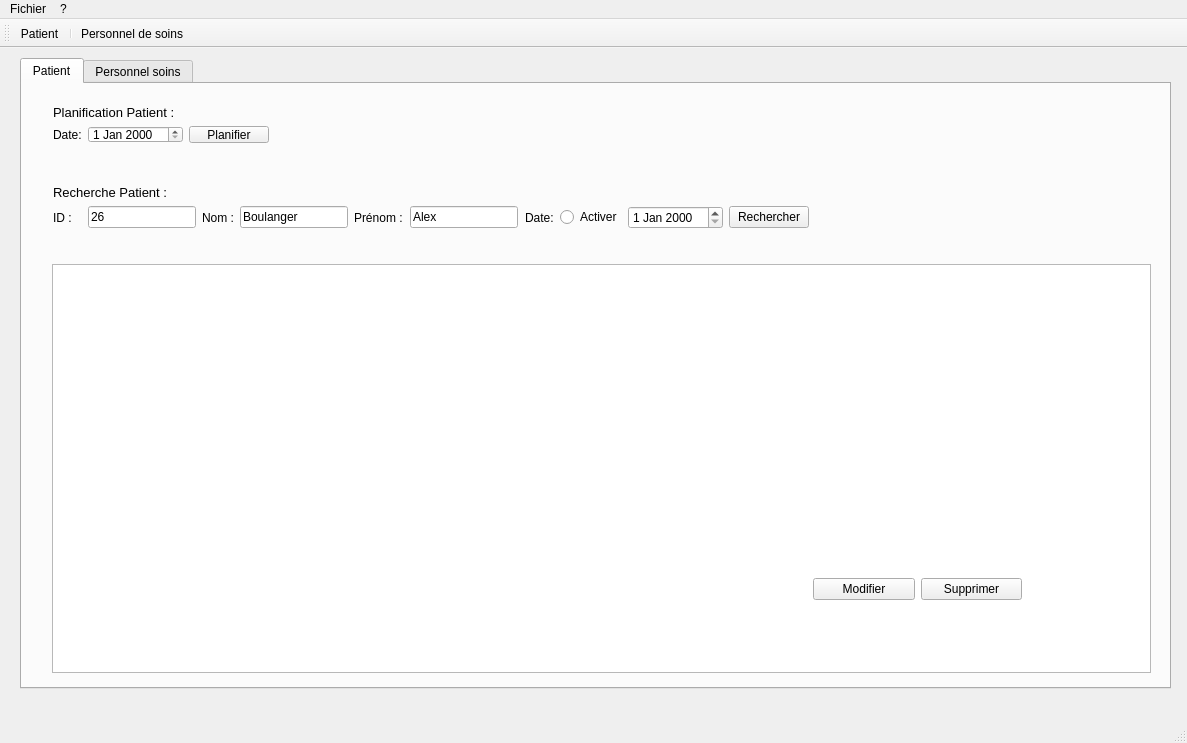
Before: the Qt Designer form view/mainwindow.ui in kilian-paquier/qt-patients, drawn with Qt 5.
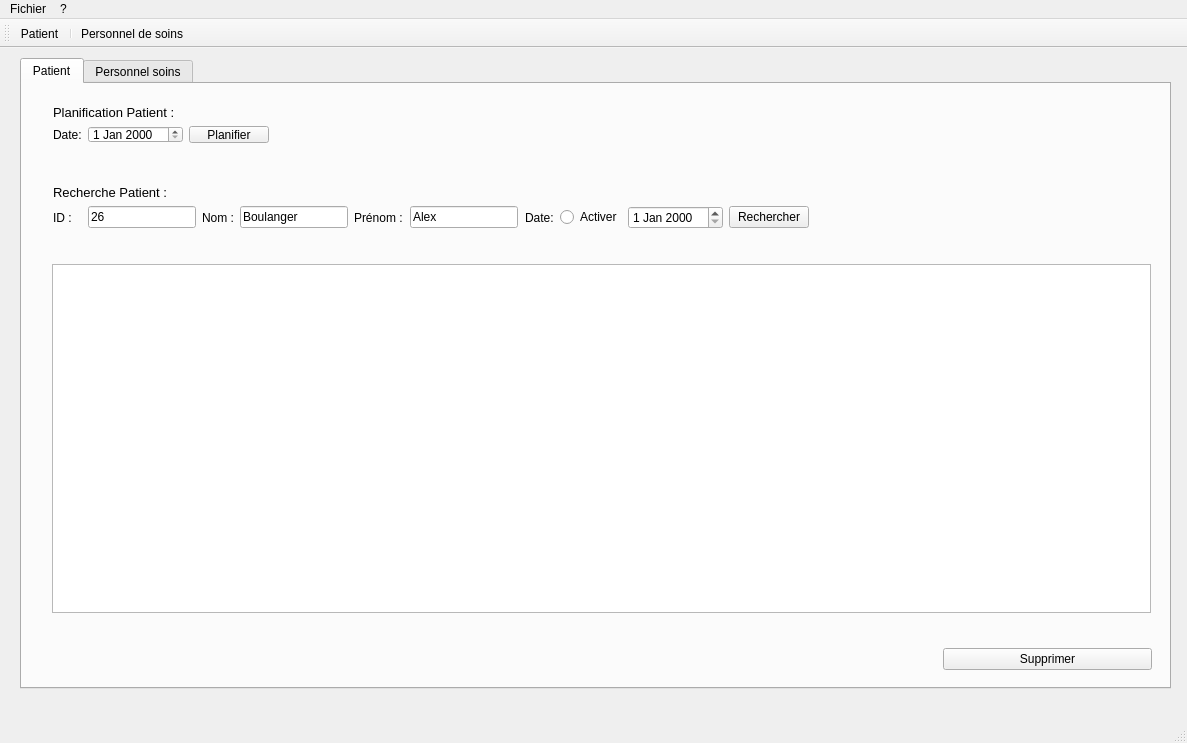
After: the same form once the commit is applied. Icons and pictures are not drawn.

The edit to the form file:
```diff
--- a/view/mainwindow.ui
+++ b/view/mainwindow.ui
@@ -173,10 +173,8 @@
        <rect>
         <x>19</x>
         <y>169</y>
-
         <width>1121</width>
-        <height>431</height>
-
+        <height>371</height>
        </rect>
       </property>
       <layout class="QHBoxLayout" name="horizontalLayout_6">
@@ -253,20 +251,13 @@
      <widget class="QWidget" name="horizontalLayoutWidget_2">
       <property name="geometry">
        <rect>
-        <x>780</x>
-        <y>480</y>
+        <x>910</x>
+        <y>550</y>
         <width>231</width>
         <height>51</height>
        </rect>
       </property>
       <layout class="QHBoxLayout" name="horizontalLayout_7">
-       <item>
-        <widget class="QPushButton" name="BtnModifier">
-         <property name="text">
-          <string>Modifier</string>
-         </property>
-        </widget>
-       </item>
        <item>
         <widget class="QPushButton" name="BtnSupprimer">
          <property name="text">
```
Left out of the diff: 2 changed lines with no effect on the pictures.
